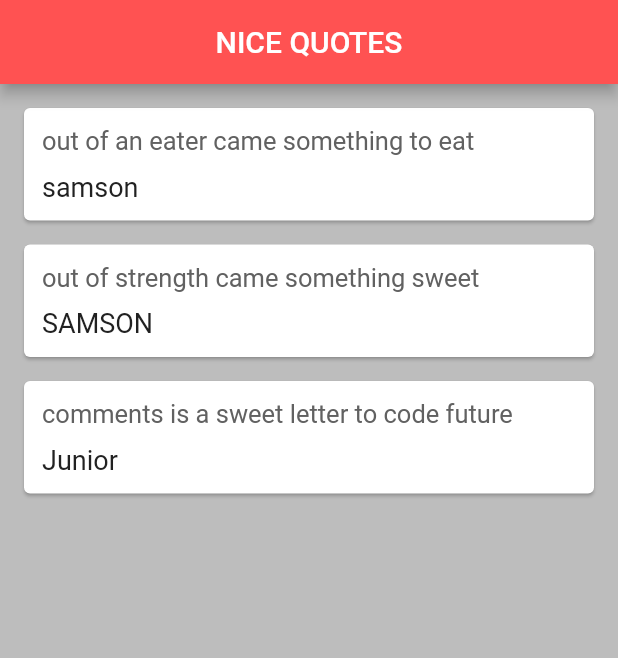
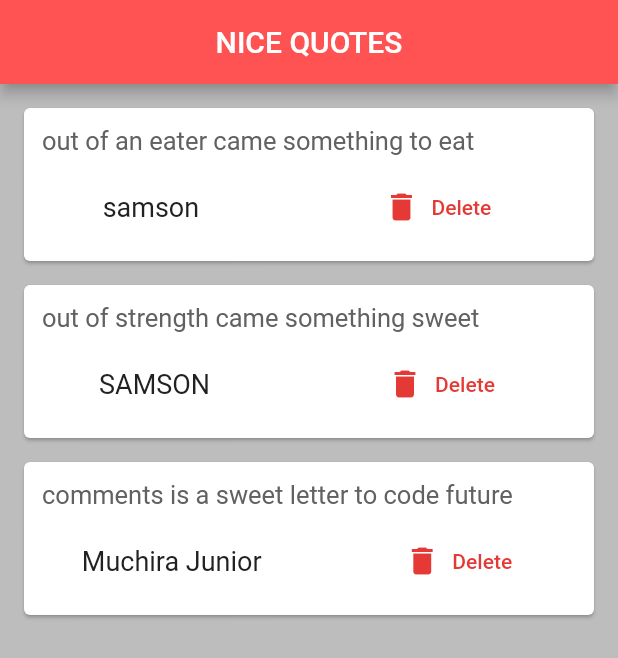
Before and after one commit to muchirajunior/flutter, a Flutter app: the screen it shows after launch, on a phone screen of 412 x 824 dp. Shown: the top 658 px of the screen. Run offline on Flutter 3.47's test engine with Material 2 defaults, Android fonts, the phone set to English and light mode, and no system bars.

Commit message:
a simple quotes app added button

```diff
--- a/qoutesapp/lib/main.dart
+++ b/qoutesapp/lib/main.dart
@@ -27,7 +27,7 @@ class _QuotesAppState extends State<QuotesApp> {
     List<Quote> quotes=[
     Quote(text:"out of an eater came something to eat",author:"samson"),
     Quote(text:"out of strength came something sweet",author:"SAMSON"),
-    Quote(text:"comments is a sweet letter to code future",author:"Junior")
+    Quote(text:"comments is a sweet letter to code future",author:"Muchira Junior")
   ];
 
 
@@ -40,7 +40,15 @@ class _QuotesAppState extends State<QuotesApp> {
        ),
 
        body: Column(
-         children: quotes.map((q)=>QuotesCard(quote:q)).toList(),
+         children: quotes.map((q)=>QuotesCard(
+           quote:q,
+
+           delete:(){
+             setState(() {
+               quotes.remove(q);
+             });
+           }
+           )).toList(),
        ),
     );
   }
--- a/qoutesapp/lib/quotescard.dart
+++ b/qoutesapp/lib/quotescard.dart
@@ -1,16 +1,14 @@
 import 'package:flutter/material.dart';
 import 'quotes.dart';
 
+class QuotesCard extends StatelessWidget {
+  final Quote quote;
+  final Function delete;
 
-class QuotesCard extends StatelessWidget {
-
-  final Quote quote;
-
-  QuotesCard({this.quote});
+  QuotesCard({this.quote,this.delete});
 
   @override
   Widget build(BuildContext context) {
-
     return Card(
       margin: EdgeInsets.fromLTRB(16, 16, 16, 0),
       child: Padding(
@@ -18,18 +16,35 @@ class QuotesCard extends StatelessWidget {
         child: Column(
           crossAxisAlignment: CrossAxisAlignment.stretch,
           children: <Widget>[
-               Text(quote.text,
+            Text(
+              quote.text,
               style: TextStyle(
                 color: Colors.grey[700],
                 fontSize: 17,
               ),
             ),
-               SizedBox(height:10),
-               Text(quote.author,
+            SizedBox(height: 10),
+            Row(
+              mainAxisAlignment: MainAxisAlignment.spaceEvenly,
+              children: <Widget>[
+                Text(
+                  quote.author,
                   style: TextStyle(
                     color: Colors.grey[900],
                     fontSize: 18,
                   ),
+                ),
+                SizedBox(width:30),
+                FlatButton.icon(
+                  onPressed: delete,
+                  label: Text("Delete",
+                    style: TextStyle(color: Colors.red[600],),
+                  ),
+                  icon: Icon(Icons.delete,
+                           color: Colors.red[600],
+                  ),
+                ),
+              ],
             ),
           ],
         ),
```
Lines whose indentation alone changed are shown as unchanged.
